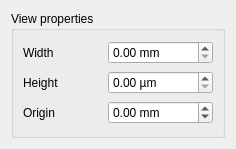
Before: the Qt Designer form gui/OpticsViewProperties.ui in CornishLabs/GaussianBeam-NG, drawn with Qt 5.
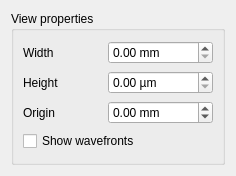
After: the same form once the commit is applied.

Commit message:
Draw wavefronts on the beams
Each beam is drawn with wavefronts at round-number intervals of about
40 pixels. To scale their curvature would be invisible (the sag across
the beam, w^2/2R, is typically below a micrometre), so each wavefront is
traced perpendicular, on screen, to the beam's rays: the real wavefront
with the view's horizontal/vertical stretch applied to it. It is flat at
the waist and an arc centred on the waist in the far field.

Wavefronts can be turned off with "Show wavefronts" in the view
properties panel; the choice is saved in the settings.

Diff of the .ui file:
```diff
--- a/gui/OpticsViewProperties.ui
+++ b/gui/OpticsViewProperties.ui
@@ -6,7 +6,7 @@
     <x>0</x>
     <y>0</y>
     <width>236</width>
-    <height>149</height>
+    <height>176</height>
    </rect>
   </property>
   <property name="windowTitle" >
@@ -90,6 +90,13 @@
           </property>
          </widget>
         </item>
+        <item row="3" column="0" colspan="2" >
+         <widget class="QCheckBox" name="checkBox_Wavefronts" >
+          <property name="text" >
+           <string>Show wavefronts</string>
+          </property>
+         </widget>
+        </item>
        </layout>
       </item>
      </layout>
```
Left out of the diff: 1 changed line with no effect on the pictures. The commit also changes 6 other files.
